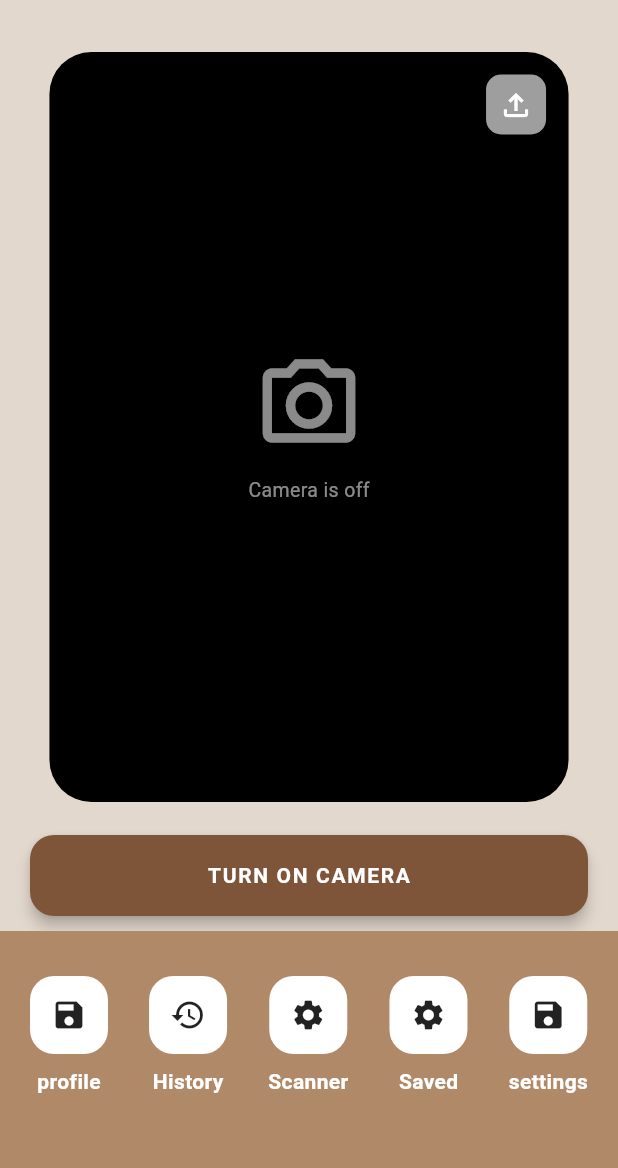
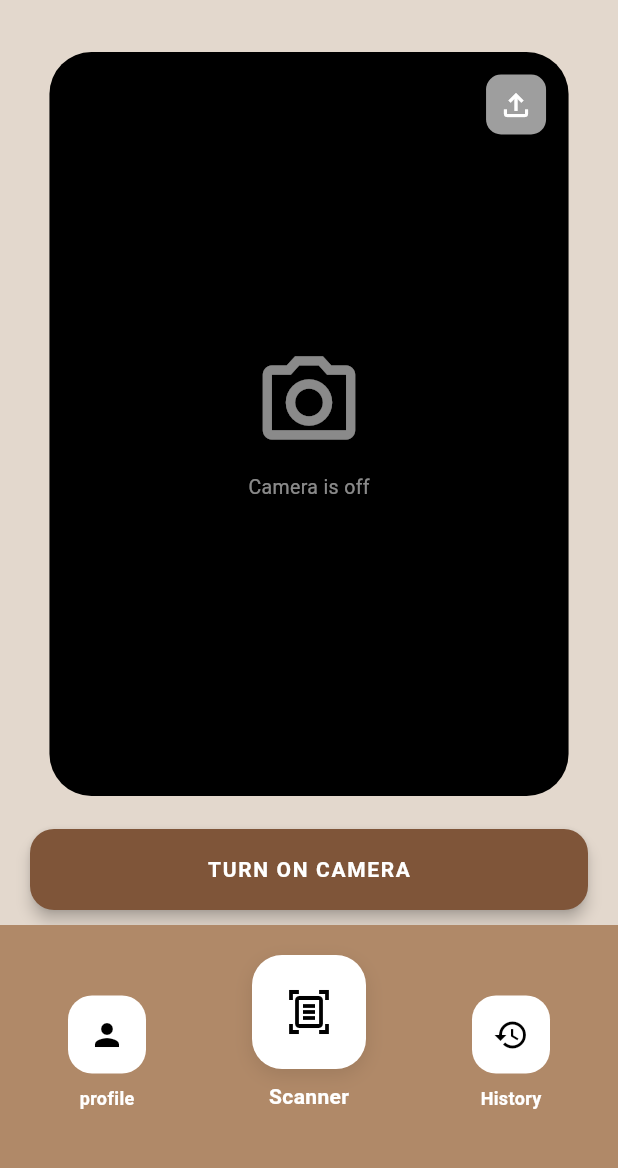
Before and after one commit to Mousefan6/CutSmart, a Flutter app: the CameraPage screen opened directly, after a tap on "Scanner", on a phone screen of 412 x 824 dp, the part 65-1233 px from its top. Run offline on Flutter 3.47's test engine with Material 3 defaults, Android fonts, the phone set to English and light mode, and no system bars; our stand-ins replace camera, google_generative_ai, youtube_player_flutter; Roboto replaces fonts that are missing (Georgia).

Commit message:
fixed menu buttons, fixed camera controls

```diff
--- a/lib/App/UI/Menu_buttons.dart
+++ b/lib/App/UI/Menu_buttons.dart
@@ -5,7 +5,6 @@ import '../Scenes/camera_page.dart';
 import '../Scenes/profile_page.dart';
 import '../Scenes/settings_page.dart';
 import '../Scenes/saved_page.dart';
-
 
 
 
@@ -19,83 +18,32 @@ class BottomMenuBar extends StatelessWidget {
       decoration: const BoxDecoration(
         color: Color(0xFFB08968),
       ),
-      padding: const EdgeInsets.fromLTRB(20, 30, 20, 50),
+      padding: const EdgeInsets.fromLTRB(10, 20, 10, 40), // Slightly adjusted padding
       child: Row(
-        mainAxisAlignment: MainAxisAlignment.spaceBetween,
+        mainAxisAlignment: MainAxisAlignment.spaceAround, // Better spacing for mixed sizes
+        crossAxisAlignment: CrossAxisAlignment.end,      // Aligns smaller buttons to the bottom
         children: [
-
-
           _menuButton(
             context,
-            icon: Icons.save,
+            icon: Icons.person, // Changed to person for profile
             label: "profile",
-            onTap: () {
-              Navigator.push(
-                context,
-                MaterialPageRoute<void>(
-                  builder: (context) => const ProfilePage(),
-                ),
-              );
-            },
+            onTap: () => Navigator.push(context, MaterialPageRoute(builder: (context) => const ProfilePage())),
+          ),
+
+          // --- THE LARGE SCANNER BUTTON ---
+          _menuButton(
+            context,
+            icon: Icons.document_scanner_outlined, // More specific scanner icon
+            label: "Scanner",
+            isLarge: true, // Special flag for size
+            onTap: () => Navigator.push(context, MaterialPageRoute(builder: (context) => const CameraPage())),
           ),
 
           _menuButton(
             context,
             icon: Icons.history,
             label: "History",
-            onTap: () {
-              Navigator.push(
-                context,
-                MaterialPageRoute(
-                  builder: (_) => const VideoDetailPage(videoIds: ['qLdOxsqeiRA']),
-                ),
-              );
-            },
-          ),
-
-
-
-          _menuButton(
-            context,
-            icon: Icons.settings,
-            label: "Scanner",
-            onTap: () {
-              Navigator.push(
-                context,
-                MaterialPageRoute<void>(
-                  builder: (context) => const CameraPage(),
-                ),
-              );
-            },
-          ),
-
-          _menuButton(
-            context,
-            icon: Icons.settings,
-            label: "Saved",
-            onTap: () {
-              Navigator.push(
-                context,
-                MaterialPageRoute<void>(
-                  builder: (context) => const SavedPage(),
-                ),
-              );
-            },
-          ),
-
-
-          _menuButton(
-            context,
-            icon: Icons.save,
-            label: "settings",
-            onTap: () {
-              Navigator.push(
-                context,
-                MaterialPageRoute<void>(
-                  builder: (context) => const SettingsPage(),
-                ),
-              );
-            },
+            onTap: () => Navigator.push(context, MaterialPageRoute(builder: (_) => const VideoDetailPage(videoIds: ['qLdOxsqeiRA']))),
           ),
         ],
       ),
@@ -107,6 +55,7 @@ class BottomMenuBar extends StatelessWidget {
         required IconData icon,
         required String label,
         required VoidCallback onTap,
+        bool isLarge = false, // Default is false
       }) {
     return GestureDetector(
       onTap: onTap,
@@ -114,20 +63,27 @@ class BottomMenuBar extends StatelessWidget {
         mainAxisSize: MainAxisSize.min,
         children: [
           Container(
-            padding: const EdgeInsets.all(14),
+            // If isLarge is true, padding increases from 14 to 22
+            padding: EdgeInsets.all(isLarge ? 22 : 14),
             decoration: BoxDecoration(
               color: Colors.white,
-              borderRadius: BorderRadius.circular(16),
+              borderRadius: BorderRadius.circular(isLarge ? 20 : 16),
+              boxShadow: isLarge
+                  ? [BoxShadow(color: Colors.black.withOpacity(0.1), blurRadius: 10, offset: const Offset(0, 4))]
+                  : null,
             ),
-            child: Icon(icon),
+            child: Icon(
+              icon,
+              size: isLarge ? 32 : 24, // Icon grows from 24 to 32
+              color: Colors.black,
+            ),
           ),
-
           const SizedBox(height: 8),
-
           Text(
             label,
-            style: const TextStyle(
+            style: TextStyle(
               color: Colors.white,
+              fontSize: isLarge ? 14 : 12, // Text gets slightly bigger too
               fontWeight: FontWeight.bold,
             ),
           ),
```
